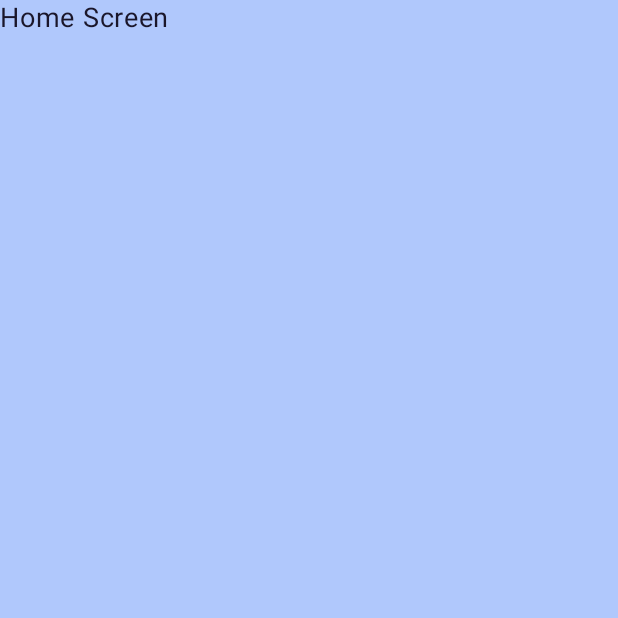
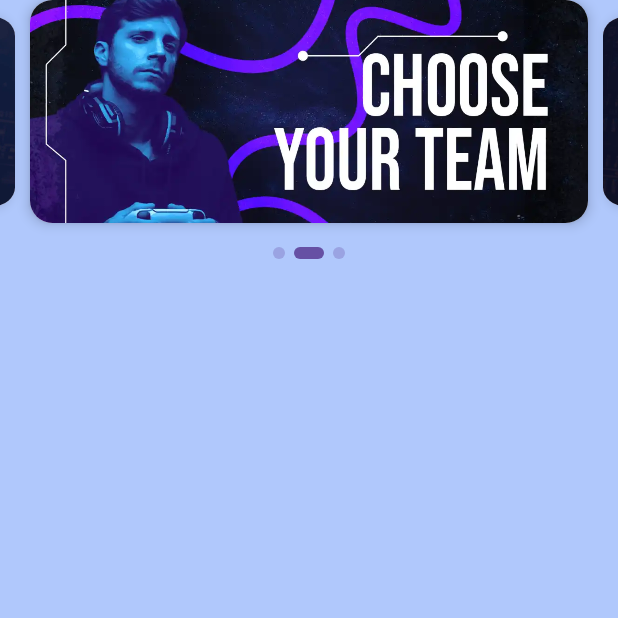
Before and after one commit to farid-moghadam-dev/Game-Radar, an Android app built with Jetpack Compose: the screen it shows after launch (MainActivity), on a phone screen of 412 x 824 dp, the top half of it. Before the commit the part shown is almost empty. Run offline under Robolectric (Android 15) with nearby library versions, the phone set to English and light mode, and no system bars; Roboto replaces fonts that are not available here.

Commit message:
Add Image Carousel component to have a user friendly image pager for header

```diff
--- /dev/null
+++ b/app/src/main/java/com/faridev/gameradar/presentation/common/components/ImageCarousel.kt
@@ -0,0 +1,194 @@
+package com.faridev.gameradar.presentation.common.components
+
+import androidx.compose.animation.animateColorAsState
+import androidx.compose.animation.core.FastOutSlowInEasing
+import androidx.compose.animation.core.animateDpAsState
+import androidx.compose.animation.core.tween
+import androidx.compose.foundation.Image
+import androidx.compose.foundation.background
+import androidx.compose.foundation.layout.Arrangement
+import androidx.compose.foundation.layout.Box
+import androidx.compose.foundation.layout.Column
+import androidx.compose.foundation.layout.PaddingValues
+import androidx.compose.foundation.layout.Row
+import androidx.compose.foundation.layout.Spacer
+import androidx.compose.foundation.layout.aspectRatio
+import androidx.compose.foundation.layout.fillMaxWidth
+import androidx.compose.foundation.layout.height
+import androidx.compose.foundation.layout.size
+import androidx.compose.foundation.pager.HorizontalPager
+import androidx.compose.foundation.pager.PagerState
+import androidx.compose.foundation.pager.rememberPagerState
+import androidx.compose.foundation.shape.CircleShape
+import androidx.compose.foundation.shape.RoundedCornerShape
+import androidx.compose.material3.Card
+import androidx.compose.material3.CardDefaults
+import androidx.compose.material3.MaterialTheme
+import androidx.compose.runtime.Composable
+import androidx.compose.runtime.LaunchedEffect
+import androidx.compose.runtime.getValue
+import androidx.compose.ui.Alignment
+import androidx.compose.ui.Modifier
+import androidx.compose.ui.graphics.graphicsLayer
+import androidx.compose.ui.layout.ContentScale
+import androidx.compose.ui.res.painterResource
+import androidx.compose.ui.unit.dp
+import androidx.compose.ui.util.lerp
+import kotlinx.coroutines.delay
+import kotlin.math.absoluteValue
+
+@Composable
+fun ImageCarousel(
+    modifier: Modifier = Modifier,
+    imageResIds: List<Int>,
+    isInfinite: Boolean = false,
+    scaleAnimationEnabled: Boolean = true,
+    showIndicators: Boolean = false,
+    autoScrollEnabled: Boolean = true,
+    autoScrollDelayMillis: Long = 3000L
+) {
+    if (imageResIds.isEmpty()) return
+
+    val pageCount = imageResIds.size
+    val startPage = if (isInfinite) Int.MAX_VALUE / 2 else 0
+
+    val pagerState = rememberPagerState(
+        initialPage = startPage,
+        pageCount = { if (isInfinite) Int.MAX_VALUE else pageCount }
+    )
+
+    AutoScrollHandler(
+        enabled = autoScrollEnabled && pageCount > 1,
+        pagerState = pagerState,
+        delayMillis = autoScrollDelayMillis,
+        isInfinite = isInfinite,
+        lastIndex = imageResIds.lastIndex
+    )
+
+    Column(modifier.fillMaxWidth()) {
+        HorizontalPager(
+            state = pagerState,
+            modifier = Modifier.fillMaxWidth(),
+            pageSpacing = 10.dp,
+            contentPadding = PaddingValues(horizontal = 20.dp)
+        ) { page ->
+            val actualIndex = page % pageCount
+            ImageCard(
+                imageRes = imageResIds[actualIndex],
+                scaleAnimationEnabled = scaleAnimationEnabled,
+                pageOffset = (pagerState.currentPage - page +
+                        pagerState.currentPageOffsetFraction).absoluteValue
+            )
+        }
+
+        if (showIndicators && pageCount > 1) {
+            Spacer(modifier = Modifier.height(16.dp))
+            PageIndicators(
+                pageCount = pageCount,
+                currentPage = pagerState.currentPage % pageCount,
+                modifier = Modifier.align(Alignment.CenterHorizontally)
+            )
+        }
+    }
+}
+
+@Composable
+private fun AutoScrollHandler(
+    enabled: Boolean,
+    pagerState: PagerState,
+    delayMillis: Long,
+    isInfinite: Boolean,
+    lastIndex: Int
+) {
+    LaunchedEffect(enabled) {
+        if (!enabled) return@LaunchedEffect
+        while (true) {
+            delay(delayMillis)
+            val nextPage = if (isInfinite || pagerState.currentPage < lastIndex)
+                pagerState.currentPage + 1 else 0
+            pagerState.animateScrollToPage(
+                page = nextPage,
+                animationSpec = tween(600)
+            )
+        }
+    }
+}
+
+@Composable
+private fun ImageCard(
+    imageRes: Int,
+    scaleAnimationEnabled: Boolean,
+    pageOffset: Float
+) {
+    val cardModifier = if (scaleAnimationEnabled) {
+        Modifier.graphicsLayer {
+            scaleY = lerp(0.85f, 1f, 1f - pageOffset.coerceIn(0f, 1f))
+        }
+    } else Modifier
+
+    Card(
+        modifier = cardModifier,
+        shape = RoundedCornerShape(15.dp),
+        elevation = CardDefaults.cardElevation(defaultElevation = 5.dp)
+    ) {
+        Image(
+            modifier = Modifier
+                .aspectRatio(2.5f)
+                .fillMaxWidth(),
+            painter = painterResource(imageRes),
+            contentScale = ContentScale.Crop,
+            contentDescription = "Banner"
+        )
+    }
+}
+
+@Composable
+private fun PageIndicators(
+    pageCount: Int,
+    currentPage: Int,
+    modifier: Modifier = Modifier
+) {
+    Row(
+        modifier = modifier,
+        horizontalArrangement = Arrangement.spacedBy(6.dp)
+    ) {
+        repeat(pageCount) { index ->
+            val isCurrentPage = index == currentPage
+
+            // Animated width based on selection
+            val animatedWidth by animateDpAsState(
+                targetValue = if (isCurrentPage) 20.dp else 8.dp,
+                animationSpec = tween(
+                    durationMillis = 300,
+                    easing = FastOutSlowInEasing
+                ),
+                label = "indicator_width"
+            )
+
+            // Animated color based on selection
+            val animatedColor by animateColorAsState(
+                targetValue = if (isCurrentPage)
+                    MaterialTheme.colorScheme.primary
+                else
+                    MaterialTheme.colorScheme.primary.copy(alpha = 0.3f),
+                animationSpec = tween(
+                    durationMillis = 300,
+                    easing = FastOutSlowInEasing
+                ),
+                label = "indicator_color"
+            )
+
+            Box(
+                modifier = Modifier
+                    .size(
+                        width = animatedWidth,
+                        height = 8.dp
+                    )
+                    .background(
+                        color = animatedColor,
+                        shape = CircleShape
+                    )
+            )
+        }
+    }
+}
--- a/app/src/main/java/com/faridev/gameradar/presentation/feature/home/HomeScreen.kt
+++ b/app/src/main/java/com/faridev/gameradar/presentation/feature/home/HomeScreen.kt
@@ -1,15 +1,24 @@
 package com.faridev.gameradar.presentation.feature.home
 
-import androidx.compose.foundation.layout.fillMaxSize
-import androidx.compose.material3.Surface
-import androidx.compose.material3.Text
+import androidx.compose.foundation.layout.fillMaxWidth
 import androidx.compose.runtime.Composable
 import androidx.compose.ui.Modifier
-import org.koin.androidx.compose.koinViewModel
+import com.faridev.gameradar.R
+import com.faridev.gameradar.presentation.common.components.ImageCarousel
 
 @Composable
 fun HomeScreen(
     onNavigateToDetail: (gameId: Int) -> Unit
 ) {
-    Text("Home Screen")
+    ImageCarousel(
+        modifier = Modifier
+            .fillMaxWidth(),
+        imageResIds = listOf(
+            R.drawable.main_banner_1,
+            R.drawable.main_banner_3,
+            R.drawable.main_banner_2,
+        ),
+        isInfinite = true,
+        showIndicators = true
+    )
 }
```
Also changed, not shown: app/src/main/res/drawable/main_banner_1.webp (added), app/src/main/res/drawable/main_banner_2.webp (added), app/src/main/res/drawable/main_banner_3.webp (added).
